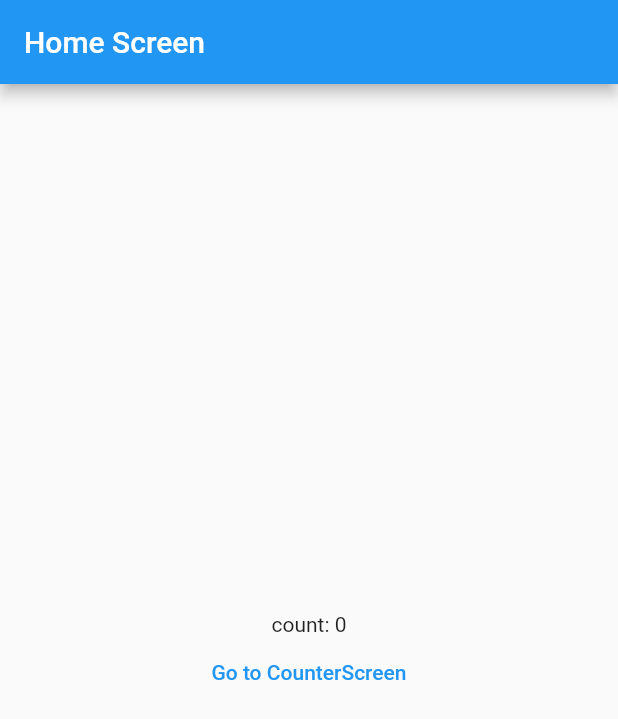
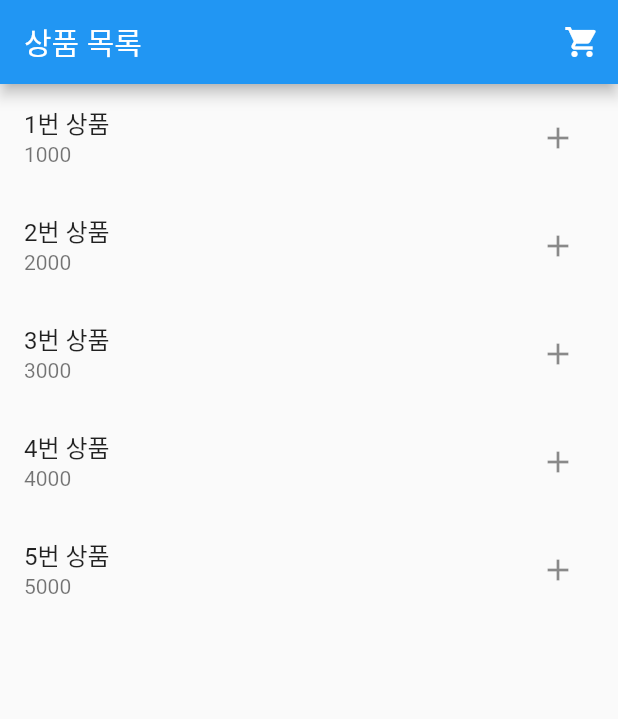
Before and after one commit to JuHyerin/Flutter-BloC, a Flutter app: the screen it shows after launch, on a phone screen of 412 x 824 dp. Shown: the top 719 px of the screen. Run offline on Flutter 3.47's test engine with Material 2 defaults, Android fonts, the phone set to English and light mode, and no system bars; our stand-ins replace bloc, flutter_bloc.

Commit message:
Provider 연동

```diff
--- a/lib/main.dart
+++ b/lib/main.dart
@@ -1,8 +1,9 @@
 import 'package:flutter/material.dart';
-import 'package:flutter_bloc/flutter_bloc.dart';
-import 'package:flutter_state_manager/blocs/counter/counter_bloc.dart';
-import 'package:flutter_state_manager/screens/bloc_practice_screen/counter_screen.dart';
-import 'package:flutter_state_manager/screens/bloc_practice_screen/home_screen.dart';
+import 'package:flutter_state_manager/models/cart.dart';
+import 'package:flutter_state_manager/repositories/item_list.dart';
+import 'package:flutter_state_manager/screens/provider_practice_screen/cart_screen.dart';
+import 'package:flutter_state_manager/screens/provider_practice_screen/item_screen.dart';
+import 'package:provider/provider.dart';
 
 Future<void> main() async {
   runApp(const MyApp());
@@ -14,6 +15,27 @@ class MyApp extends StatelessWidget {
   // This widget is the root of your application.
   @override
   Widget build(BuildContext context) {
+    return MultiProvider(
+      providers: [
+        ChangeNotifierProvider(create: (_) => Cart()),
+        Provider(create: (_) => ItemList()),
+      ],
+      builder: (context, child) {
+        return MaterialApp(
+          title: 'Flutter Demo',
+          theme: ThemeData(
+            primarySwatch: Colors.blue,
+          ),
+          routes: {
+            '/': (context) => ItemScreen(),
+            '/provider/item': (context) => ItemScreen(),
+            '/provider/cart': (context) => CartScreen(),
+          },
+          initialRoute: '/',
+        );
+      },
+    );
+    /*
     return BlocProvider( // BloC 을 사용할 위젯을 감쌈
       create: (context) => CounterBloc(), // 전역 Bloc 생성
       child: MaterialApp(
@@ -29,5 +51,6 @@ class MyApp extends StatelessWidget {
         initialRoute: '/',
       ),
     );
+    */
   }
 }
--- /dev/null
+++ b/lib/models/item.dart
@@ -0,0 +1,11 @@
+class Item {
+  late final int id;
+  late final String title;
+  late final int price;
+
+  Item({
+    required this.id,
+    required this.title,
+    required this.price
+  });
+}
--- /dev/null
+++ b/lib/repositories/item_list.dart
@@ -0,0 +1,15 @@
+import 'package:flutter_state_manager/models/item.dart';
+
+class ItemList {
+  final List<Item> items = [
+    Item(id: 1, title: '1번 상품', price: 1000),
+    Item(id: 2, title: '2번 상품', price: 2000),
+    Item(id: 3, title: '3번 상품', price: 3000),
+    Item(id: 4, title: '4번 상품', price: 4000),
+    Item(id: 5, title: '5번 상품', price: 5000),
+  ];
+
+  List<Item> getItems() {
+    return items;
+  }
+}
--- /dev/null
+++ b/lib/screens/provider_practice_screen/item_screen.dart
@@ -0,0 +1,51 @@
+import 'package:flutter/material.dart';
+import 'package:flutter_state_manager/models/cart.dart';
+import 'package:flutter_state_manager/models/item.dart';
+import 'package:flutter_state_manager/repositories/item_list.dart';
+import 'package:provider/provider.dart';
+
+class ItemScreen extends StatelessWidget {
+  @override
+  Widget build(BuildContext context) {
+    final cart = Provider.of<Cart>(context);
+    final itemList = Provider.of<ItemList>(context);
+
+    List<Item> items = itemList.getItems();
+
+    return Scaffold(
+      appBar: AppBar(
+        title: const Text('상품 목록'),
+        actions: [
+          IconButton(
+              onPressed: () {
+                Navigator.of(context).pushNamed('/provider/cart');
+              },
+              icon: const Icon(Icons.shopping_cart)
+          )
+        ],
+      ),
+      body: ListView.builder(
+        itemCount: items.length,
+        itemBuilder: (context, index) {
+          return Builder(
+            builder: (context) {
+              bool isInCart = cart.items.contains(items[index]);
+
+              return ListTile(
+                title: Text(items[index].title),
+                subtitle: Text(items[index].price.toString()),
+                trailing: isInCart
+                    ? const Icon(Icons.check)
+                    : IconButton(
+                    onPressed: () => cart.addItem(items[index]),
+                    icon: const Icon(Icons.add)
+                ),
+              );
+            },
+          );
+        },
+      ),
+    );
+  }
+
+}
```
Also changed, not shown: lib/models/cart.dart (added, +24 -0 lines), lib/screens/provider_practice_screen/cart_screen.dart (added, +42 -0 lines).
